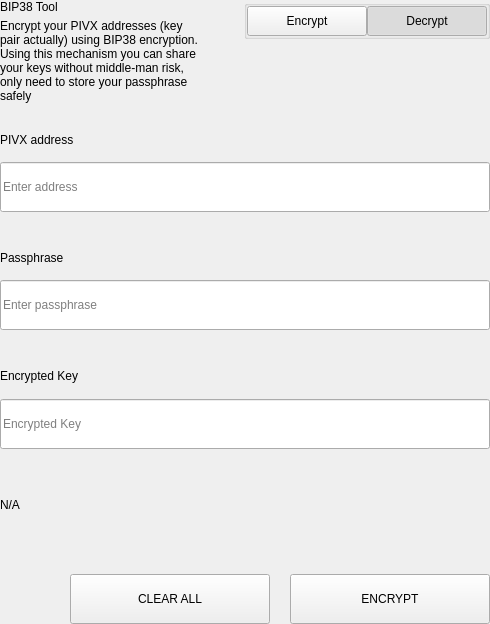
This is src/qt/pivx/settings/forms/settingsbittoolwidget.ui in cimelli/RpdSource as Qt 5 draws it before an edit. The edited form follows.
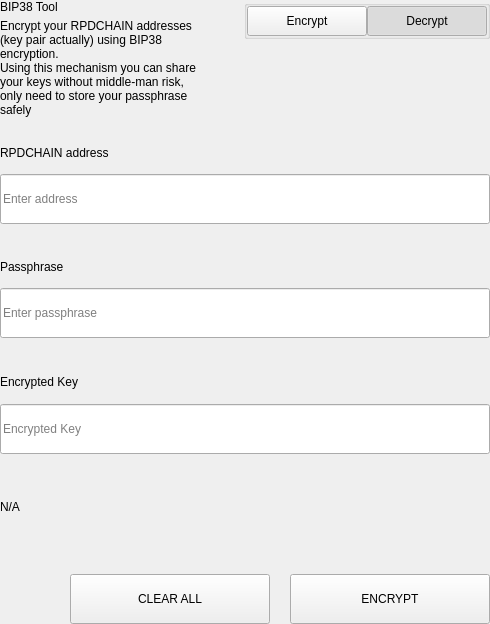
This is the edited form.

What changed in the file:
```diff
--- a/src/qt/pivx/settings/forms/settingsbittoolwidget.ui
+++ b/src/qt/pivx/settings/forms/settingsbittoolwidget.ui
@@ -69,7 +69,7 @@
             <item>
              <widget class="QLabel" name="labelSubtitle1">
               <property name="text">
-               <string>Encrypt your PIVX addresses (key pair actually) using BIP38 encryption.
+               <string>Encrypt your RPDCHAIN addresses (key pair actually) using BIP38 encryption.
 Using this mechanism you can share your keys without middle-man risk, only need to store your passphrase safely</string>
               </property>
               <property name="wordWrap">
@@ -657,7 +657,7 @@
                   </size>
                  </property>
                  <property name="text">
-                  <string>PIVX address</string>
+                  <string>RPDCHAIN address</string>
                  </property>
                 </widget>
                </item>
```
